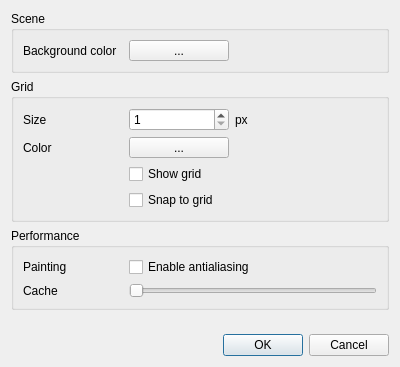
First picture: the form in code/src/CSceneOptionsDialog.ui, repository ArsMasiuk/qvge, before the edit.
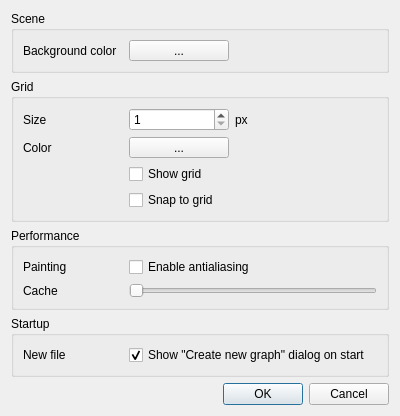
Second picture: the form after the edit. Custom widgets are drawn as their Qt base class.

Commit message: graph creation dialog made optional UI bugs fixed

Diff of the .ui file:
```diff
--- a/code/src/CSceneOptionsDialog.ui
+++ b/code/src/CSceneOptionsDialog.ui
@@ -7,7 +7,7 @@
     <x>0</x>
     <y>0</y>
     <width>400</width>
-    <height>367</height>
+    <height>389</height>
    </rect>
   </property>
   <property name="windowTitle">
@@ -265,6 +265,47 @@
      </layout>
     </widget>
    </item>
+   <item>
+    <widget class="QGroupBox" name="groupBox_4">
+     <property name="title">
+      <string>Startup</string>
+     </property>
+     <property name="flat">
+      <bool>true</bool>
+     </property>
+     <layout class="QGridLayout" name="gridLayout_2">
+      <item row="1" column="0">
+       <widget class="QLabel" name="label_8">
+        <property name="minimumSize">
+         <size>
+          <width>100</width>
+          <height>0</height>
+         </size>
+        </property>
+        <property name="maximumSize">
+         <size>
+          <width>100</width>
+          <height>16777215</height>
+         </size>
+        </property>
+        <property name="text">
+         <string>New file</string>
+        </property>
+       </widget>
+      </item>
+      <item row="1" column="1">
+       <widget class="QCheckBox" name="AutoCreateGraph">
+        <property name="text">
+         <string>Show &quot;Create new graph&quot; dialog on start</string>
+        </property>
+        <property name="checked">
+         <bool>true</bool>
+        </property>
+       </widget>
+      </item>
+     </layout>
+    </widget>
+   </item>
    <item>
     <spacer name="verticalSpacer">
      <property name="orientation">
```
Left out of the diff: 2 changed lines with no effect on the pictures. The commit also changes 13 other files.
